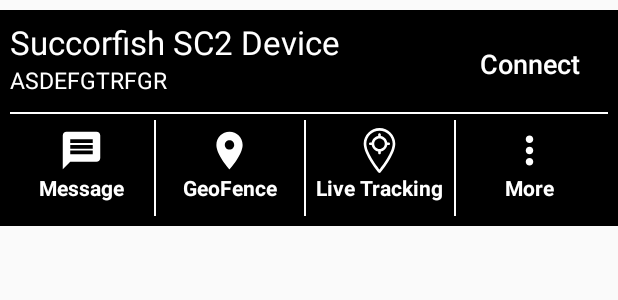
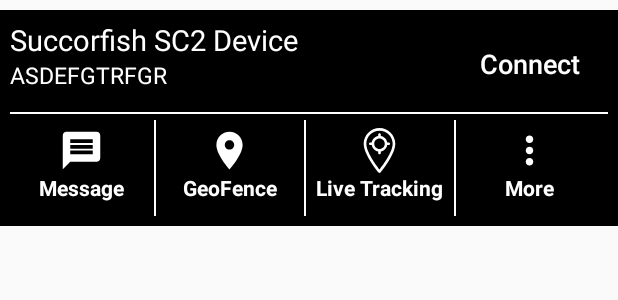
Before and after one commit to VinayTShetty/GeoFence, an Android app: the layout fragmentscan_listitem_test.xml on its own in the app's theme, with its tools: preview values and no code run, on a phone screen of 412 x 824 dp. Shown: the top 300 px of the screen. Run offline under Robolectric (Android 15) with nearby library versions, the phone set to English and light mode, and no system bars.

Commit message:
UI Changes in the Project Text alignment and checking

```diff
--- a/Code/app/src/main/res/layout/fragment_scan.xml
+++ b/Code/app/src/main/res/layout/fragment_scan.xml
@@ -26,7 +26,7 @@
                 android:id="@+id/logout_imagebutotn"
                 android:layout_width="0dp"
                 android:layout_height="40dp"
-                android:layout_gravity="center"
+                android:layout_gravity="bottom"
                 android:src="@drawable/logout_icon"
                 android:layout_weight="0.2" />
 
@@ -45,9 +45,9 @@
             <ImageView
                 android:id="@+id/reload"
                 android:layout_width="0dp"
-                android:layout_height="match_parent"
+                android:layout_height="40dp"
                 android:layout_weight="0.2"
-                android:gravity="center"
+                android:layout_gravity="bottom"
                 android:src="@drawable/ic_active_reload" />
         </LinearLayout>
     </androidx.appcompat.widget.Toolbar>
--- a/Code/app/src/main/res/layout/fragment_sos.xml
+++ b/Code/app/src/main/res/layout/fragment_sos.xml
@@ -25,14 +25,14 @@
                 android:id="@+id/close_icon"
                 android:layout_width="0dp"
                 android:layout_height="match_parent"
-                android:layout_weight="0.2"
+                android:layout_weight="0.1"
                 android:src="@drawable/chat_close_icon" />
 
             <TextView
                 android:id="@+id/tool_bar_text"
                 android:layout_width="0dp"
                 android:layout_height="match_parent"
-                android:layout_weight="0.6"
+                android:layout_weight="0.8"
                 android:text="SOS"
                 android:gravity="center"
                 android:textAlignment="center"
--- a/Code/app/src/main/res/layout/fragmentscan_listitem_test.xml
+++ b/Code/app/src/main/res/layout/fragmentscan_listitem_test.xml
@@ -22,11 +22,11 @@
                 android:layout_height="wrap_content">
                 <TextView
                     android:id="@+id/device_name"
-                    android:layout_width="@dimen/_200sdp"
+                    android:layout_width="wrap_content"
                     android:layout_height="wrap_content"
                     android:text="Succorfish SC2 Device"
                     android:textColor="@color/colorWhite"
-                    android:textSize="@dimen/_17sdp">
+                    android:textSize="@dimen/_15sdp">
                 </TextView>
                 <Button
                     android:id="@+id/connected_status"
```
Also changed, not shown: Code/app/src/main/res/drawable-hdpi/logout_icon.xml (+8 -8 lines).
